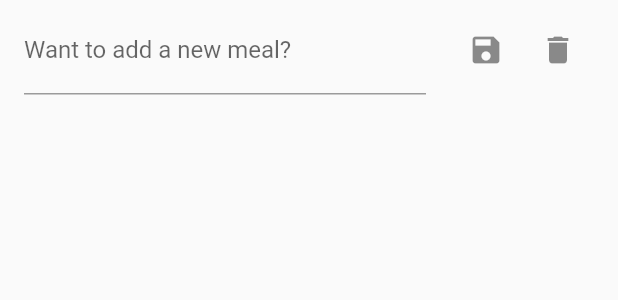
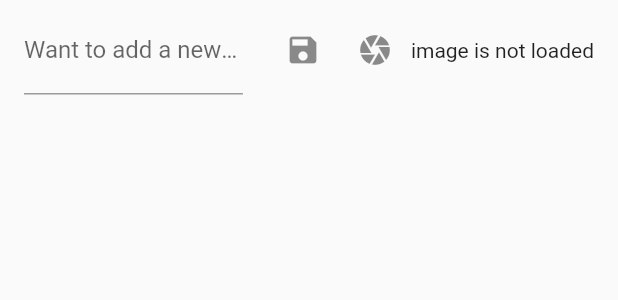
Before and after one commit to Taimonania/digital-butler, a Flutter app: the EditPage widget shown alone on an empty page, opened directly, on a phone screen of 412 x 824 dp. Shown: the top 300 px of the screen. Run offline on Flutter 3.47's test engine with Material 2 defaults, Android fonts, the phone set to English and light mode, and no system bars; our stand-ins replace expandable, image_picker, localstorage.

Commit message:
added image picker functionality

```diff
--- a/db_app/lib/editpage.dart
+++ b/db_app/lib/editpage.dart
@@ -1,5 +1,7 @@
+import 'dart:io';
 import 'package:flutter/material.dart';
 import 'data_helper.dart';
+import 'package:image_picker/image_picker.dart';
 
 class EditPage extends StatefulWidget {
   EditPage({Key key, this.title}) : super(key: key);
@@ -13,6 +15,17 @@ class _EditPageState extends State<EditPage> {
   TextEditingController controller = new TextEditingController();
   DataService service = new DataService();
   MealList _meals;
+
+  //file where the image is stored
+  File _image;
+  // future for getting the image
+  Future getImage() async {
+    // ignore: deprecated_member_use
+    final image = await ImagePicker.pickImage(source: ImageSource.camera);
+    setState(() {
+      _image = image;
+    });
+  }
 
   _EditPageState() {
     _meals = new MealList();
@@ -45,10 +58,21 @@ class _EditPageState extends State<EditPage> {
                 tooltip: 'Save',
               ),
               IconButton(
-                icon: Icon(Icons.delete),
-                onPressed: service.clearMeals,
-                tooltip: 'Clear storage',
-              )
+                icon: Icon(Icons.camera),
+                onPressed: getImage,
+              ),
+              Center(
+                  //checking if the image is null
+                  child: _image == null
+                      ? Text("image is not loaded")
+                      : Image.file(_image)),
+              // this icon when pressed clears all of the meals saved which
+              // is not desired
+              // IconButton(
+              //   icon: Icon(Icons.delete),
+              //   onPressed: service.clearMeals,
+              //   tooltip: 'Clear storage',
+              // )
             ],
           ),
         ),
--- a/db_app/lib/overview.dart
+++ b/db_app/lib/overview.dart
@@ -48,8 +48,8 @@ class _OverviewState extends State<Overview> {
                     final index = i ~/ 2;
                     return _buildMealRow(_meals.meals[index]);
                   }()),
-                  onTap: () => Scaffold.of(context)
-                      .showSnackBar(SnackBar(content: Text(i.toString()))),
+                  // onTap: () => Scaffold.of(context)
+                  //     .showSnackBar(SnackBar(content: Text(i.toString()))),
                 );
               });
         });
--- a/db_app/pubspec.yaml
+++ b/db_app/pubspec.yaml
@@ -24,8 +24,9 @@ dependencies:
   flutter:
     sdk: flutter
 
-  dependencies:
   expandable: ^4.1.4
+
+  image_picker: ^0.6.7+14
 
 
   # The following adds the Cupertino Icons font to your application.
```
